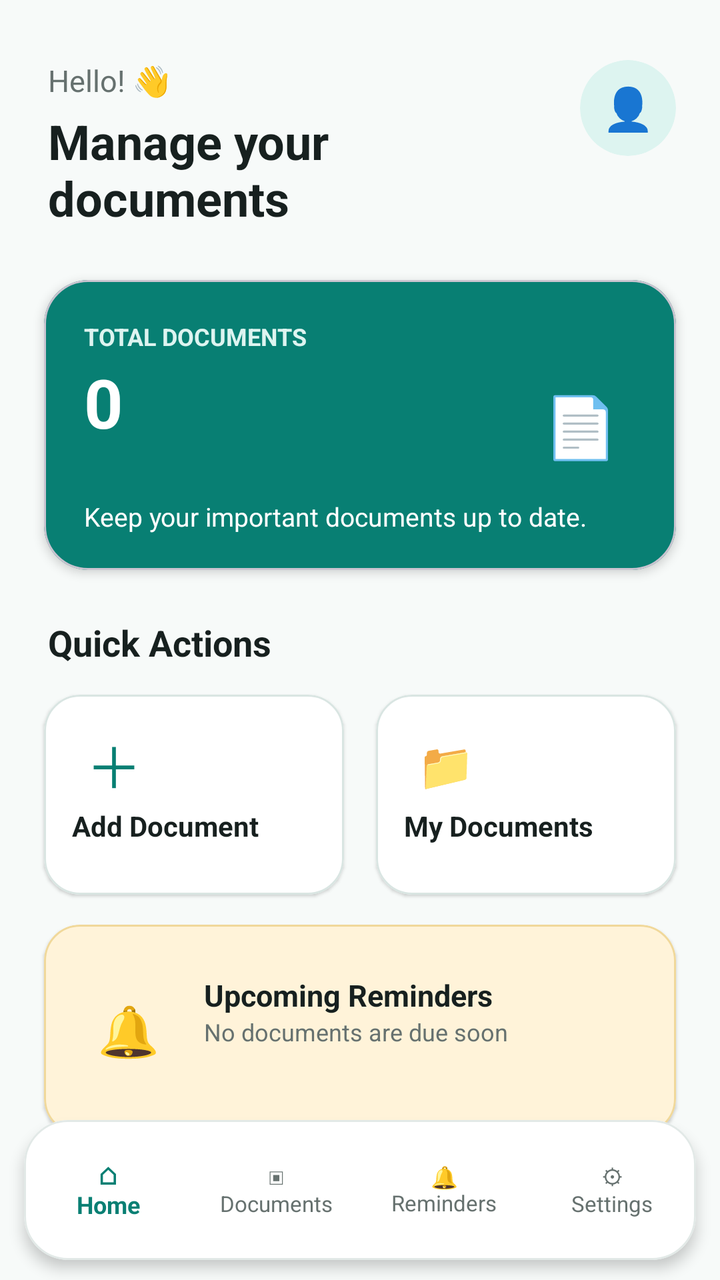
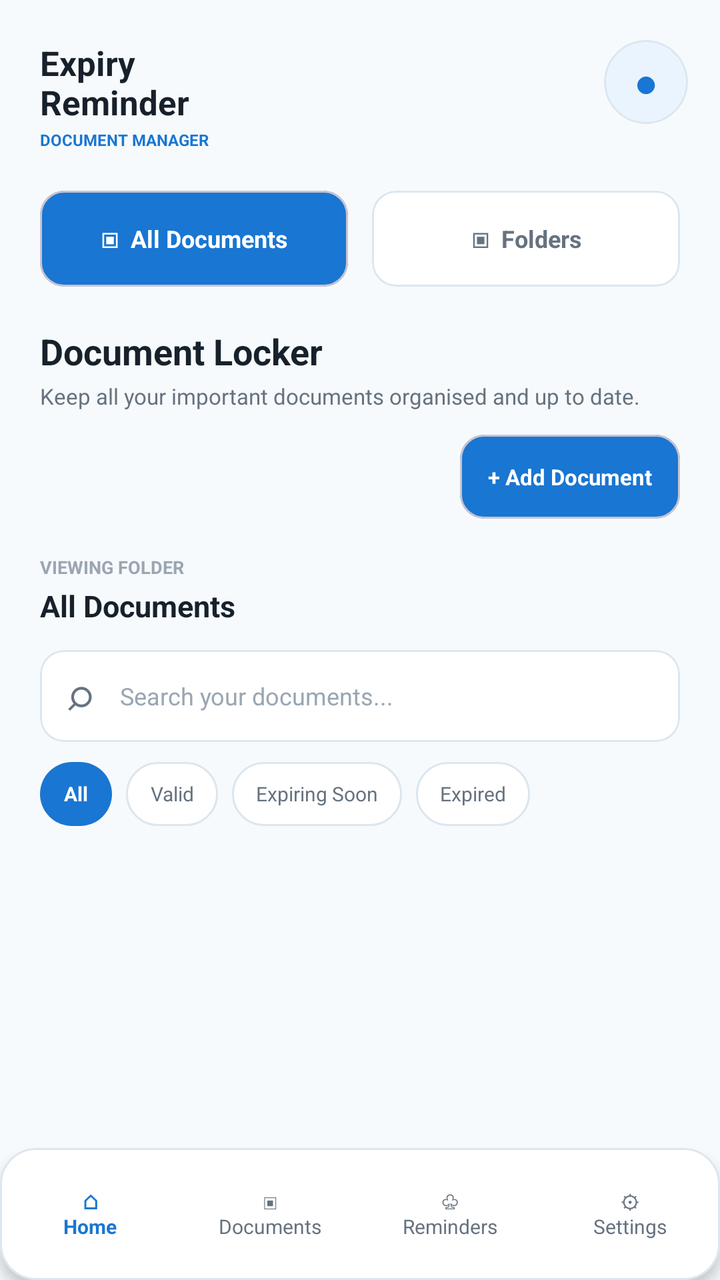

Before-and-after screenshots of an Android layout around one commit, followed by the original layout XML and the change that was made.
<!-- AndroidManifest.xml: application theme Theme.Expiry_Reminder_Project -->
<!-- res/layout/activity_main.xml -->
<?xml version="1.0" encoding="utf-8"?>
<androidx.constraintlayout.widget.ConstraintLayout
    xmlns:android="http://schemas.android.com/apk/res/android"
    xmlns:app="http://schemas.android.com/apk/res-auto"
    android:layout_width="match_parent"
    android:layout_height="match_parent"
    android:background="#F7FAF9">

    <TextView
        android:id="@+id/tvGreeting"
        android:layout_width="wrap_content"
        android:layout_height="wrap_content"
        android:layout_marginStart="24dp"
        android:layout_marginTop="30dp"
        android:text="Hello! 👋"
        android:textColor="#66716F"
        android:textSize="15sp"
        app:layout_constraintTop_toTopOf="parent"
        app:layout_constraintStart_toStartOf="parent" />

    <TextView
        android:id="@+id/tvWelcome"
        android:layout_width="0dp"
        android:layout_height="wrap_content"
        android:layout_marginStart="24dp"
        android:layout_marginTop="4dp"
        android:layout_marginEnd="70dp"
        android:text="Manage your documents"
        android:textColor="#17201F"
        android:textSize="24sp"
        android:textStyle="bold"
        app:layout_constraintTop_toBottomOf="@id/tvGreeting"
        app:layout_constraintStart_toStartOf="parent"
        app:layout_constraintEnd_toEndOf="parent" />

    <com.google.android.material.card.MaterialCardView
        android:id="@+id/cardProfile"
        android:layout_width="48dp"
        android:layout_height="48dp"
        android:layout_marginEnd="22dp"
        app:cardBackgroundColor="#DDF4F0"
        app:cardCornerRadius="24dp"
        app:cardElevation="0dp"
        app:strokeWidth="0dp"
        app:layout_constraintTop_toTopOf="@id/tvGreeting"
        app:layout_constraintEnd_toEndOf="parent">

        <TextView
            android:layout_width="match_parent"
            android:layout_height="match_parent"
            android:gravity="center"
            android:text="👤"
            android:textSize="21sp" />

    </com.google.android.material.card.MaterialCardView>

    <com.google.android.material.card.MaterialCardView
        android:id="@+id/cardSummary"
        android:layout_width="0dp"
        android:layout_height="145dp"
        android:layout_marginStart="22dp"
        android:layout_marginTop="25dp"
        android:layout_marginEnd="22dp"
        app:cardBackgroundColor="#087F73"
        app:cardCornerRadius="22dp"
        app:cardElevation="3dp"
        app:layout_constraintTop_toBottomOf="@id/tvWelcome"
        app:layout_constraintStart_toStartOf="parent"
        app:layout_constraintEnd_toEndOf="parent">

        <androidx.constraintlayout.widget.ConstraintLayout
            android:layout_width="match_parent"
            android:layout_height="match_parent">

            <TextView
                android:id="@+id/tvTotalLabel"
                android:layout_width="wrap_content"
                android:layout_height="wrap_content"
                android:layout_marginStart="20dp"
                android:layout_marginTop="20dp"
                android:text="TOTAL DOCUMENTS"
                android:textColor="#DDF4F0"
                android:textSize="12sp"
                android:textStyle="bold"
                app:layout_constraintTop_toTopOf="parent"
                app:layout_constraintStart_toStartOf="parent" />

            <TextView
                android:id="@+id/tvTotalDocuments"
                android:layout_width="wrap_content"
                android:layout_height="wrap_content"
                android:layout_marginStart="20dp"
                android:layout_marginTop="2dp"
                android:text="0"
                android:textColor="#FFFFFF"
                android:textSize="34sp"
                android:textStyle="bold"
                app:layout_constraintTop_toBottomOf="@id/tvTotalLabel"
                app:layout_constraintStart_toStartOf="parent" />

            <TextView
                android:id="@+id/tvSummaryMessage"
                android:layout_width="0dp"
                android:layout_height="wrap_content"
                android:layout_marginStart="20dp"
                android:layout_marginEnd="20dp"
                android:text="Keep your important documents up to date."
                android:textColor="#FFFFFF"
                android:textSize="13sp"
                app:layout_constraintBottom_toBottomOf="parent"
                app:layout_constraintStart_toStartOf="parent"
                app:layout_constraintEnd_toEndOf="parent"
                android:layout_marginBottom="18dp" />

            <TextView
                android:id="@+id/tvDocumentIcon"
                android:layout_width="55dp"
                android:layout_height="55dp"
                android:layout_marginEnd="20dp"
                android:gravity="center"
                android:text="📄"
                android:textSize="30sp"
                app:layout_constraintTop_toTopOf="parent"
                app:layout_constraintBottom_toBottomOf="parent"
                app:layout_constraintEnd_toEndOf="parent" />

        </androidx.constraintlayout.widget.ConstraintLayout>

    </com.google.android.material.card.MaterialCardView>

    <TextView
        android:id="@+id/tvQuickActions"
        android:layout_width="wrap_content"
        android:layout_height="wrap_content"
        android:layout_marginStart="24dp"
        android:layout_marginTop="24dp"
        android:text="Quick Actions"
        android:textColor="#17201F"
        android:textSize="18sp"
        android:textStyle="bold"
        app:layout_constraintTop_toBottomOf="@id/cardSummary"
        app:layout_constraintStart_toStartOf="parent" />

    <com.google.android.material.card.MaterialCardView
        android:id="@+id/cardAddDocument"
        android:layout_width="0dp"
        android:layout_height="100dp"
        android:layout_marginStart="22dp"
        android:layout_marginTop="14dp"
        android:layout_marginEnd="8dp"
        app:cardBackgroundColor="#FFFFFF"
        app:cardCornerRadius="18dp"
        app:cardElevation="1dp"
        app:strokeColor="#D9E5E2"
        app:strokeWidth="1dp"
        app:layout_constraintTop_toBottomOf="@id/tvQuickActions"
        app:layout_constraintStart_toStartOf="parent"
        app:layout_constraintEnd_toStartOf="@id/cardDocuments">

        <androidx.constraintlayout.widget.ConstraintLayout
            android:layout_width="match_parent"
            android:layout_height="match_parent">

            <TextView
                android:id="@+id/tvAddIcon"
                android:layout_width="42dp"
                android:layout_height="42dp"
                android:layout_marginStart="14dp"
                android:layout_marginTop="14dp"
                android:gravity="center"
                android:text="＋"
                android:textColor="#087F73"
                android:textSize="28sp"
                app:layout_constraintTop_toTopOf="parent"
                app:layout_constraintStart_toStartOf="parent" />

            <TextView
                android:id="@+id/tvAddTitle"
                android:layout_width="0dp"
                android:layout_height="wrap_content"
                android:layout_marginStart="14dp"
                android:layout_marginEnd="8dp"
                android:text="Add Document"
                android:textColor="#17201F"
                android:textSize="14sp"
                android:textStyle="bold"
                app:layout_constraintTop_toBottomOf="@id/tvAddIcon"
                app:layout_constraintStart_toStartOf="parent"
                app:layout_constraintEnd_toEndOf="parent" />

        </androidx.constraintlayout.widget.ConstraintLayout>

    </com.google.android.material.card.MaterialCardView>

    <com.google.android.material.card.MaterialCardView
        android:id="@+id/cardDocuments"
        android:layout_width="0dp"
        android:layout_height="100dp"
        android:layout_marginStart="8dp"
        android:layout_marginTop="14dp"
        android:layout_marginEnd="22dp"
        app:cardBackgroundColor="#FFFFFF"
        app:cardCornerRadius="18dp"
        app:cardElevation="1dp"
        app:strokeColor="#D9E5E2"
        app:strokeWidth="1dp"
        app:layout_constraintTop_toBottomOf="@id/tvQuickActions"
        app:layout_constraintStart_toEndOf="@id/cardAddDocument"
        app:layout_constraintEnd_toEndOf="parent">

        <androidx.constraintlayout.widget.ConstraintLayout
            android:layout_width="match_parent"
            android:layout_height="match_parent">

            <TextView
                android:id="@+id/tvDocumentsIcon"
                android:layout_width="42dp"
                android:layout_height="42dp"
                android:layout_marginStart="14dp"
                android:layout_marginTop="14dp"
                android:gravity="center"
                android:text="📁"
                android:textSize="23sp"
                app:layout_constraintTop_toTopOf="parent"
                app:layout_constraintStart_toStartOf="parent" />

            <TextView
                android:id="@+id/tvDocumentsTitle"
                android:layout_width="0dp"
                android:layout_height="wrap_content"
                android:layout_marginStart="14dp"
                android:layout_marginEnd="8dp"
                android:text="My Documents"
                android:textColor="#17201F"
                android:textSize="14sp"
                android:textStyle="bold"
                app:layout_constraintTop_toBottomOf="@id/tvDocumentsIcon"
                app:layout_constraintStart_toStartOf="parent"
                app:layout_constraintEnd_toEndOf="parent" />

        </androidx.constraintlayout.widget.ConstraintLayout>

    </com.google.android.material.card.MaterialCardView>

    <com.google.android.material.card.MaterialCardView
        android:id="@+id/cardReminder"
        android:layout_width="0dp"
        android:layout_height="105dp"
        android:layout_marginStart="22dp"
        android:layout_marginTop="15dp"
        android:layout_marginEnd="22dp"
        app:cardBackgroundColor="#FFF3D9"
        app:cardCornerRadius="18dp"
        app:cardElevation="1dp"
        app:strokeColor="#F0D89A"
        app:strokeWidth="1dp"
        app:layout_constraintTop_toBottomOf="@id/cardAddDocument"
        app:layout_constraintStart_toStartOf="parent"
        app:layout_constraintEnd_toEndOf="parent">

        <androidx.constraintlayout.widget.ConstraintLayout
            android:layout_width="match_parent"
            android:layout_height="match_parent">

            <TextView
                android:id="@+id/tvReminderIcon"
                android:layout_width="48dp"
                android:layout_height="48dp"
                android:layout_marginStart="18dp"
                android:gravity="center"
                android:text="🔔"
                android:textSize="25sp"
                app:layout_constraintTop_toTopOf="parent"
                app:layout_constraintBottom_toBottomOf="parent"
                app:layout_constraintStart_toStartOf="parent" />

            <TextView
                android:id="@+id/tvReminderTitle"
                android:layout_width="0dp"
                android:layout_height="wrap_content"
                android:layout_marginStart="14dp"
                android:layout_marginEnd="18dp"
                android:text="Upcoming Reminders"
                android:textColor="#17201F"
                android:textSize="15sp"
                android:textStyle="bold"
                app:layout_constraintTop_toTopOf="parent"
                app:layout_constraintStart_toEndOf="@id/tvReminderIcon"
                app:layout_constraintEnd_toEndOf="parent"
                android:layout_marginTop="25dp" />

            <TextView
                android:id="@+id/tvReminderCount"
                android:layout_width="0dp"
                android:layout_height="wrap_content"
                android:layout_marginStart="14dp"
                android:layout_marginEnd="18dp"
                android:text="No documents are due soon"
                android:textColor="#66716F"
                android:textSize="12sp"
                app:layout_constraintTop_toBottomOf="@id/tvReminderTitle"
                app:layout_constraintStart_toEndOf="@id/tvReminderIcon"
                app:layout_constraintEnd_toEndOf="parent" />

        </androidx.constraintlayout.widget.ConstraintLayout>

    </com.google.android.material.card.MaterialCardView>

    <com.google.android.material.card.MaterialCardView
        android:id="@+id/bottomNavigation"
        android:layout_width="0dp"
        android:layout_height="70dp"
        android:layout_marginStart="12dp"
        android:layout_marginEnd="12dp"
        android:layout_marginBottom="10dp"
        app:cardBackgroundColor="#FFFFFF"
        app:cardCornerRadius="22dp"
        app:cardElevation="4dp"
        app:strokeColor="#E2E9E7"
        app:strokeWidth="1dp"
        app:layout_constraintBottom_toBottomOf="parent"
        app:layout_constraintStart_toStartOf="parent"
        app:layout_constraintEnd_toEndOf="parent">

        <androidx.constraintlayout.widget.ConstraintLayout
            android:layout_width="match_parent"
            android:layout_height="match_parent">

            <TextView
                android:id="@+id/navHome"
                android:layout_width="0dp"
                android:layout_height="match_parent"
                android:gravity="center"
                android:text="⌂\nHome"
                android:textColor="#087F73"
                android:textSize="12sp"
                android:textStyle="bold"
                app:layout_constraintStart_toStartOf="parent"
                app:layout_constraintEnd_toStartOf="@id/navDocuments"
                app:layout_constraintTop_toTopOf="parent"
                app:layout_constraintBottom_toBottomOf="parent" />

            <TextView
                android:id="@+id/navDocuments"
                android:layout_width="0dp"
                android:layout_height="match_parent"
                android:gravity="center"
                android:text="▣\nDocuments"
                android:textColor="#66716F"
                android:textSize="11sp"
                app:layout_constraintStart_toEndOf="@id/navHome"
                app:layout_constraintEnd_toStartOf="@id/navReminders"
                app:layout_constraintTop_toTopOf="parent"
                app:layout_constraintBottom_toBottomOf="parent" />

            <TextView
                android:id="@+id/navReminders"
                android:layout_width="0dp"
                android:layout_height="match_parent"
                android:gravity="center"
                android:text="🔔\nReminders"
                android:textColor="#66716F"
                android:textSize="11sp"
                app:layout_constraintStart_toEndOf="@id/navDocuments"
                app:layout_constraintEnd_toStartOf="@id/navSettings"
                app:layout_constraintTop_toTopOf="parent"
                app:layout_constraintBottom_toBottomOf="parent" />

            <TextView
                android:id="@+id/navSettings"
                android:layout_width="0dp"
                android:layout_height="match_parent"
                android:gravity="center"
                android:text="⚙\nSettings"
                android:textColor="#66716F"
                android:textSize="11sp"
                app:layout_constraintStart_toEndOf="@id/navReminders"
                app:layout_constraintEnd_toEndOf="parent"
                app:layout_constraintTop_toTopOf="parent"
                app:layout_constraintBottom_toBottomOf="parent" />

        </androidx.constraintlayout.widget.ConstraintLayout>

    </com.google.android.material.card.MaterialCardView>

</androidx.constraintlayout.widget.ConstraintLayout>
<!-- resources referenced by this layout -->
<resources>
  <style name="Theme.Expiry_Reminder_Project" parent="Base.Theme.Expiry_Reminder_Project">
      </style>
  <style name="Base.Theme.Expiry_Reminder_Project" parent="Theme.Material3.DayNight.NoActionBar">
  
          <item name="colorPrimary">@color/primary_teal</item>
          <item name="colorPrimaryVariant">@color/primary_dark</item>
  
      </style>
  <color name="primary_teal">#087F73</color>
  <color name="primary_dark">#05665C</color>
</resources>

<!-- the commit's change to res/layout/activity_main.xml (unified diff, before → after) -->
@@ -4,341 +4,391 @@
     xmlns:app="http://schemas.android.com/apk/res-auto"
     android:layout_width="match_parent"
     android:layout_height="match_parent"
-    android:background="#F7FAF9">
-
-    <TextView
-        android:id="@+id/tvGreeting"
-        android:layout_width="wrap_content"
-        android:layout_height="wrap_content"
-        android:layout_marginStart="24dp"
-        android:layout_marginTop="30dp"
-        android:text="Hello! 👋"
-        android:textColor="#66716F"
-        android:textSize="15sp"
-        app:layout_constraintTop_toTopOf="parent"
-        app:layout_constraintStart_toStartOf="parent" />
-
-    <TextView
-        android:id="@+id/tvWelcome"
-        android:layout_width="0dp"
-        android:layout_height="wrap_content"
-        android:layout_marginStart="24dp"
-        android:layout_marginTop="4dp"
-        android:layout_marginEnd="70dp"
-        android:text="Manage your documents"
-        android:textColor="#17201F"
-        android:textSize="24sp"
-        android:textStyle="bold"
-        app:layout_constraintTop_toBottomOf="@id/tvGreeting"
-        app:layout_constraintStart_toStartOf="parent"
-        app:layout_constraintEnd_toEndOf="parent" />
-
-    <com.google.android.material.card.MaterialCardView
-        android:id="@+id/cardProfile"
-        android:layout_width="48dp"
-        android:layout_height="48dp"
-        android:layout_marginEnd="22dp"
-        app:cardBackgroundColor="#DDF4F0"
-        app:cardCornerRadius="24dp"
+    android:background="@color/background">
+
+    
+    <TextView
+        android:id="@+id/tvAppTitle"
+        android:layout_width="wrap_content"
+        android:layout_height="wrap_content"
+        android:layout_marginStart="20dp"
+        android:layout_marginTop="20dp"
+        android:text="Expiry\nReminder"
+        android:textColor="@color/text_primary"
+        android:textSize="17sp"
+        android:textStyle="bold"
+        app:layout_constraintStart_toStartOf="parent"
+        app:layout_constraintTop_toTopOf="parent" />
+
+    <TextView
+        android:id="@+id/tvAppSubtitle"
+        android:layout_width="wrap_content"
+        android:layout_height="wrap_content"
+        android:layout_marginStart="20dp"
+        android:layout_marginTop="2dp"
+        android:text="DOCUMENT MANAGER"
+        android:textColor="@color/primary_blue"
+        android:textSize="8sp"
+        android:textStyle="bold"
+        app:layout_constraintStart_toStartOf="parent"
+        app:layout_constraintTop_toBottomOf="@id/tvAppTitle" />
+
+    
+    <com.google.android.material.card.MaterialCardView
+        android:id="@+id/btnProfile"
+        android:layout_width="42dp"
+        android:layout_height="42dp"
+        android:layout_marginEnd="16dp"
+        android:clickable="true"
+        android:focusable="true"
+        android:foreground="?attr/selectableItemBackground"
+        app:cardBackgroundColor="@color/primary_light"
+        app:cardCornerRadius="21dp"
         app:cardElevation="0dp"
-        app:strokeWidth="0dp"
-        app:layout_constraintTop_toTopOf="@id/tvGreeting"
-        app:layout_constraintEnd_toEndOf="parent">
+        app:layout_constraintEnd_toEndOf="parent"
+        app:layout_constraintTop_toTopOf="@id/tvAppTitle"
+        app:strokeColor="@color/border"
+        app:strokeWidth="1dp">
 
         <TextView
             android:layout_width="match_parent"
             android:layout_height="match_parent"
             android:gravity="center"
-            android:text="👤"
-            android:textSize="21sp" />
-
-    </com.google.android.material.card.MaterialCardView>
-
-    <com.google.android.material.card.MaterialCardView
-        android:id="@+id/cardSummary"
-        android:layout_width="0dp"
-        android:layout_height="145dp"
-        android:layout_marginStart="22dp"
-        android:layout_marginTop="25dp"
-        android:layout_marginEnd="22dp"
-        app:cardBackgroundColor="#087F73"
-        app:cardCornerRadius="22dp"
-        app:cardElevation="3dp"
-        app:layout_constraintTop_toBottomOf="@id/tvWelcome"
-        app:layout_constraintStart_toStartOf="parent"
-        app:layout_constraintEnd_toEndOf="parent">
+            android:text="●"
+            android:textColor="@color/primary_blue"
+            android:textSize="20sp" />
+
+    </com.google.android.material.card.MaterialCardView>
+
+    
+    <com.google.android.material.card.MaterialCardView
+        android:id="@+id/cardAllDocuments"
+        android:layout_width="0dp"
+        android:layout_height="48dp"
+        android:layout_marginStart="20dp"
+        android:layout_marginTop="20dp"
+        android:layout_marginEnd="6dp"
+        android:clickable="true"
+        android:focusable="true"
+        android:foreground="?attr/selectableItemBackground"
+        app:cardBackgroundColor="@color/primary_blue"
+        app:cardCornerRadius="12dp"
+        app:cardElevation="0dp"
+        app:layout_constraintEnd_toStartOf="@id/cardFolders"
+        app:layout_constraintStart_toStartOf="parent"
+        app:layout_constraintTop_toBottomOf="@id/tvAppSubtitle">
+
+        <TextView
+            android:id="@+id/tvAllDocumentsTab"
+            android:layout_width="match_parent"
+            android:layout_height="match_parent"
+            android:gravity="center"
+            android:text="▣  All Documents"
+            android:textColor="@color/card_white"
+            android:textSize="12sp"
+            android:textStyle="bold" />
+
+    </com.google.android.material.card.MaterialCardView>
+
+    <com.google.android.material.card.MaterialCardView
+        android:id="@+id/cardFolders"
+        android:layout_width="0dp"
+        android:layout_height="48dp"
+        android:layout_marginStart="6dp"
+        android:layout_marginEnd="20dp"
+        android:clickable="true"
+        android:focusable="true"
+        android:foreground="?attr/selectableItemBackground"
+        app:cardBackgroundColor="@color/card_white"
+        app:cardCornerRadius="12dp"
+        app:cardElevation="0dp"
+        app:layout_constraintEnd_toEndOf="parent"
+        app:layout_constraintStart_toEndOf="@id/cardAllDocuments"
+        app:layout_constraintTop_toTopOf="@id/cardAllDocuments"
+        app:strokeColor="@color/border"
+        app:strokeWidth="1dp">
+
+        <TextView
+            android:layout_width="match_parent"
+            android:layout_height="match_parent"
+            android:gravity="center"
+            android:text="▣  Folders"
+            android:textColor="@color/text_secondary"
+            android:textSize="12sp"
+            android:textStyle="bold" />
+
+    </com.google.android.material.card.MaterialCardView>
+
+    
+    <TextView
+        android:id="@+id/tvLockerTitle"
+        android:layout_width="wrap_content"
+        android:layout_height="wrap_content"
+        android:layout_marginStart="20dp"
+        android:layout_marginTop="20dp"
+        android:text="Document Locker"
+        android:textColor="@color/text_primary"
+        android:textSize="18sp"
+        android:textStyle="bold"
+        app:layout_constraintStart_toStartOf="parent"
+        app:layout_constraintTop_toBottomOf="@id/cardAllDocuments" />
+
+    <TextView
+        android:id="@+id/tvLockerSubtitle"
+        android:layout_width="0dp"
+        android:layout_height="wrap_content"
+        android:layout_marginStart="20dp"
+        android:layout_marginTop="3dp"
+        android:layout_marginEnd="20dp"
+        android:text="Keep all your important documents organised and up to date."
+        android:textColor="@color/text_secondary"
+        android:textSize="11sp"
+        app:layout_constraintEnd_toEndOf="parent"
+        app:layout_constraintStart_toStartOf="parent"
+        app:layout_constraintTop_toBottomOf="@id/tvLockerTitle" />
+
+    
+    <com.google.android.material.card.MaterialCardView
+        android:id="@+id/btnAddDocument"
+        android:layout_width="wrap_content"
+        android:layout_height="42dp"
+        android:layout_marginTop="12dp"
+        android:layout_marginEnd="20dp"
+        android:clickable="true"
+        android:focusable="true"
+        android:foreground="?attr/selectableItemBackground"
+        app:cardBackgroundColor="@color/primary_blue"
+        app:cardCornerRadius="12dp"
+        app:cardElevation="0dp"
+        app:layout_constraintEnd_toEndOf="parent"
+        app:layout_constraintTop_toBottomOf="@id/tvLockerSubtitle">
+
+        <TextView
+            android:layout_width="wrap_content"
+            android:layout_height="match_parent"
+            android:gravity="center"
+            android:paddingStart="14dp"
+            android:paddingEnd="14dp"
+            android:text="+ Add Document"
+            android:textColor="@color/card_white"
+            android:textSize="11sp"
+            android:textStyle="bold" />
+
+    </com.google.android.material.card.MaterialCardView>
+
+    
+    <TextView
+        android:id="@+id/tvViewingFolder"
+        android:layout_width="wrap_content"
+        android:layout_height="wrap_content"
+        android:layout_marginStart="20dp"
+        android:layout_marginTop="18dp"
+        android:text="VIEWING FOLDER"
+        android:textColor="@color/text_hint"
+        android:textSize="9sp"
+        android:textStyle="bold"
+        app:layout_constraintStart_toStartOf="parent"
+        app:layout_constraintTop_toBottomOf="@id/btnAddDocument" />
+
+    <TextView
+        android:id="@+id/tvFolderName"
+        android:layout_width="0dp"
+        android:layout_height="wrap_content"
+        android:layout_marginStart="20dp"
+        android:layout_marginTop="3dp"
+        android:layout_marginEnd="20dp"
+        android:text="All Documents"
+        android:textColor="@color/text_primary"
+        android:textSize="15sp"
+        android:textStyle="bold"
+        app:layout_constraintEnd_toEndOf="parent"
+        app:layout_constraintStart_toStartOf="parent"
+        app:layout_constraintTop_toBottomOf="@id/tvViewingFolder" />
+
+    
+    <com.google.android.material.card.MaterialCardView
+        android:id="@+id/searchCard"
+        android:layout_width="0dp"
+        android:layout_height="46dp"
+        android:layout_marginStart="20dp"
+        android:layout_marginTop="12dp"
+        android:layout_marginEnd="20dp"
+        app:cardBackgroundColor="@color/card_white"
+        app:cardCornerRadius="12dp"
+        app:cardElevation="0dp"
+        app:layout_constraintEnd_toEndOf="parent"
+        app:layout_constraintStart_toStartOf="parent"
+        app:layout_constraintTop_toBottomOf="@id/tvFolderName"
+        app:strokeColor="@color/border"
+        app:strokeWidth="1dp">
 
         <androidx.constraintlayout.widget.ConstraintLayout
             android:layout_width="match_parent"
             android:layout_height="match_parent">
 
             <TextView
-                android:id="@+id/tvTotalLabel"
-                android:layout_width="wrap_content"
-                android:layout_height="wrap_content"
-                android:layout_marginStart="20dp"
-                android:layout_marginTop="20dp"
-                android:text="TOTAL DOCUMENTS"
-                android:textColor="#DDF4F0"
+                android:id="@+id/tvSearchIcon"
+                android:layout_width="40dp"
+                android:layout_height="match_parent"
+                android:gravity="center"
+                android:text="⌕"
+                android:textColor="@color/text_secondary"
+                android:textSize="22sp"
+                app:layout_constraintStart_toStartOf="parent"
+                app:layout_constraintTop_toTopOf="parent" />
+
+            <EditText
+                android:id="@+id/etSearch"
+                android:layout_width="0dp"
+                android:layout_height="match_parent"
+                android:background="@android:color/transparent"
+                android:hint="Search your documents..."
+                android:inputType="text"
+                android:paddingStart="0dp"
+                android:paddingEnd="12dp"
+                android:textColor="@color/text_primary"
+                android:textColorHint="@color/text_hint"
                 android:textSize="12sp"
-                android:textStyle="bold"
-                app:layout_constraintTop_toTopOf="parent"
-                app:layout_constraintStart_toStartOf="parent" />
-
-            <TextView
-                android:id="@+id/tvTotalDocuments"
-                android:layout_width="wrap_content"
-                android:layout_height="wrap_content"
-                android:layout_marginStart="20dp"
-                android:layout_marginTop="2dp"
-                android:text="0"
-                android:textColor="#FFFFFF"
-                android:textSize="34sp"
-                android:textStyle="bold"
-                app:layout_constraintTop_toBottomOf="@id/tvTotalLabel"
-                app:layout_constraintStart_toStartOf="parent" />
-
-            <TextView
-                android:id="@+id/tvSummaryMessage"
-                android:layout_width="0dp"
-                android:layout_height="wrap_content"
-                android:layout_marginStart="20dp"
-                android:layout_marginEnd="20dp"
-                android:text="Keep your important documents up to date."
-                android:textColor="#FFFFFF"
-                android:textSize="13sp"
-                app:layout_constraintBottom_toBottomOf="parent"
-                app:layout_constraintStart_toStartOf="parent"
                 app:layout_constraintEnd_toEndOf="parent"
-                android:layout_marginBottom="18dp" />
-
-            <TextView
-                android:id="@+id/tvDocumentIcon"
-                android:layout_width="55dp"
-                android:layout_height="55dp"
-                android:layout_marginEnd="20dp"
-                android:gravity="center"
-                android:text="📄"
-                android:textSize="30sp"
-                app:layout_constraintTop_toTopOf="parent"
-                app:layout_constraintBottom_toBottomOf="parent"
-                app:layout_constraintEnd_toEndOf="parent" />
+                app:layout_constraintStart_toEndOf="@id/tvSearchIcon"
+                app:layout_constraintTop_toTopOf="parent" />
 
         </androidx.constraintlayout.widget.ConstraintLayout>
 
     </com.google.android.material.card.MaterialCardView>
 
-    <TextView
-        android:id="@+id/tvQuickActions"
-        android:layout_width="wrap_content"
-        android:layout_height="wrap_content"
-        android:layout_marginStart="24dp"
-        android:layout_marginTop="24dp"
-        android:text="Quick Actions"
-        android:textColor="#17201F"
-        android:textSize="18sp"
-        android:textStyle="bold"
-        app:layout_constraintTop_toBottomOf="@id/cardSummary"
-        app:layout_constraintStart_toStartOf="parent" />
-
-    <com.google.android.material.card.MaterialCardView
-        android:id="@+id/cardAddDocument"
-        android:layout_width="0dp"
-        android:layout_height="100dp"
-        android:layout_marginStart="22dp"
-        android:layout_marginTop="14dp"
-        android:layout_marginEnd="8dp"
-        app:cardBackgroundColor="#FFFFFF"
+    
+    <TextView
+        android:id="@+id/filterAll"
+        android:layout_width="wrap_content"
+        android:layout_height="32dp"
+        android:layout_marginStart="20dp"
+        android:layout_marginTop="10dp"
+        android:background="@drawable/bg_filter_selected"
+        android:clickable="true"
+        android:focusable="true"
+        android:gravity="center"
+        android:paddingStart="12dp"
+        android:paddingEnd="12dp"
+        android:text="All"
+        android:textColor="@color/card_white"
+        android:textSize="10sp"
+        android:textStyle="bold"
+        app:layout_constraintStart_toStartOf="parent"
+        app:layout_constraintTop_toBottomOf="@id/searchCard" />
+
+    <TextView
+        android:id="@+id/filterValid"
+        android:layout_width="wrap_content"
+        android:layout_height="32dp"
+        android:layout_marginStart="7dp"
+        android:background="@drawable/bg_filter"
+        android:clickable="true"
+        android:focusable="true"
+        android:gravity="center"
+        android:paddingStart="12dp"
+        android:paddingEnd="12dp"
+        android:text="Valid"
+        android:textColor="@color/text_secondary"
+        android:textSize="10sp"
+        app:layout_constraintStart_toEndOf="@id/filterAll"
+        app:layout_constraintTop_toTopOf="@id/filterAll" />
+
+    <TextView
+        android:id="@+id/filterSoon"
+        android:layout_width="wrap_content"
+        android:layout_height="32dp"
+        android:layout_marginStart="7dp"
+        android:background="@drawable/bg_filter"
+        android:clickable="true"
+        android:focusable="true"
+        android:gravity="center"
+        android:paddingStart="12dp"
+        android:paddingEnd="12dp"
+        android:text="Expiring Soon"
+        android:textColor="@color/text_secondary"
+        android:textSize="10sp"
+        app:layout_constraintStart_toEndOf="@id/filterValid"
+        app:layout_constraintTop_toTopOf="@id/filterAll" />
+
+    <TextView
+        android:id="@+id/filterExpired"
+        android:layout_width="wrap_content"
+        android:layout_height="32dp"
+        android:layout_marginStart="7dp"
+        android:background="@drawable/bg_filter"
+        android:clickable="true"
+        android:focusable="true"
+        android:gravity="center"
+        android:paddingStart="12dp"
+        android:paddingEnd="12dp"
+        android:text="Expired"
+        android:textColor="@color/text_secondary"
+        android:textSize="10sp"
+        app:layout_constraintStart_toEndOf="@id/filterSoon"
+        app:layout_constraintTop_toTopOf="@id/filterAll" />
+
+    
+    <androidx.recyclerview.widget.RecyclerView
+        android:id="@+id/recyclerDocuments"
+        android:layout_width="0dp"
+        android:layout_height="0dp"
+        android:clipToPadding="false"
+        android:paddingTop="8dp"
+        android:paddingBottom="8dp"
+        app:layout_constraintBottom_toTopOf="@id/bottomNavigation"
+        app:layout_constraintEnd_toEndOf="parent"
+        app:layout_constraintStart_toStartOf="parent"
+        app:layout_constraintTop_toBottomOf="@id/filterAll" />
+
+    
+    <TextView
+        android:id="@+id/tvEmpty"
+        android:layout_width="0dp"
+        android:layout_height="wrap_content"
+        android:layout_marginStart="40dp"
+        android:layout_marginEnd="40dp"
+        android:gravity="center"
+        android:text="No documents added yet.\nTap + Add Document to get started."
+        android:textColor="@color/text_secondary"
+        android:textSize="13sp"
+        android:visibility="gone"
+        app:layout_constraintBottom_toBottomOf="@id/recyclerDocuments"
+        app:layout_constraintEnd_toEndOf="parent"
+        app:layout_constraintStart_toStartOf="parent"
+        app:layout_constraintTop_toTopOf="@id/recyclerDocuments" />
+
+    
+    <com.google.android.material.card.MaterialCardView
+        android:id="@+id/bottomNavigation"
+        android:layout_width="0dp"
+        android:layout_height="66dp"
+        app:cardBackgroundColor="@color/card_white"
         app:cardCornerRadius="18dp"
-        app:cardElevation="1dp"
-        app:strokeColor="#D9E5E2"
-        app:strokeWidth="1dp"
-        app:layout_constraintTop_toBottomOf="@id/tvQuickActions"
-        app:layout_constraintStart_toStartOf="parent"
-        app:layout_constraintEnd_toStartOf="@id/cardDocuments">
+        app:cardElevation="4dp"
+        app:layout_constraintBottom_toBottomOf="parent"
+        app:layout_constraintEnd_toEndOf="parent"
+        app:layout_constraintStart_toStartOf="parent"
+        app:strokeColor="@color/border"
+        app:strokeWidth="1dp">
 
         <androidx.constraintlayout.widget.ConstraintLayout
             android:layout_width="match_parent"
             android:layout_height="match_parent">
 
             <TextView
-                android:id="@+id/tvAddIcon"
-                android:layout_width="42dp"
-                android:layout_height="42dp"
-                android:layout_marginStart="14dp"
-                android:layout_marginTop="14dp"
-                android:gravity="center"
-                android:text="＋"
-                android:textColor="#087F73"
-                android:textSize="28sp"
-                app:layout_constraintTop_toTopOf="parent"
-                app:layout_constraintStart_toStartOf="parent" />
-
-            <TextView
-                android:id="@+id/tvAddTitle"
-                android:layout_width="0dp"
-                android:layout_height="wrap_content"
-                android:layout_marginStart="14dp"
-                android:layout_marginEnd="8dp"
-                android:text="Add Document"
-                android:textColor="#17201F"
-                android:textSize="14sp"
-                android:textStyle="bold"
-                app:layout_constraintTop_toBottomOf="@id/tvAddIcon"
-                app:layout_constraintStart_toStartOf="parent"
-                app:layout_constraintEnd_toEndOf="parent" />
-
-        </androidx.constraintlayout.widget.ConstraintLayout>
-
-    </com.google.android.material.card.MaterialCardView>
-
-    <com.google.android.material.card.MaterialCardView
-        android:id="@+id/cardDocuments"
-        android:layout_width="0dp"
-        android:layout_height="100dp"
-        android:layout_marginStart="8dp"
-        android:layout_marginTop="14dp"
-        android:layout_marginEnd="22dp"
-        app:cardBackgroundColor="#FFFFFF"
-        app:cardCornerRadius="18dp"
-        app:cardElevation="1dp"
-        app:strokeColor="#D9E5E2"
-        app:strokeWidth="1dp"
-        app:layout_constraintTop_toBottomOf="@id/tvQuickActions"
-        app:layout_constraintStart_toEndOf="@id/cardAddDocument"
-        app:layout_constraintEnd_toEndOf="parent">
-
-        <androidx.constraintlayout.widget.ConstraintLayout
-            android:layout_width="match_parent"
-            android:layout_height="match_parent">
-
-            <TextView
-                android:id="@+id/tvDocumentsIcon"
-                android:layout_width="42dp"
-                android:layout_height="42dp"
-                android:layout_marginStart="14dp"
-                android:layout_marginTop="14dp"
-                android:gravity="center"
-                android:text="📁"
-                android:textSize="23sp"
-                app:layout_constraintTop_toTopOf="parent"
-                app:layout_constraintStart_toStartOf="parent" />
-
-            <TextView
-                android:id="@+id/tvDocumentsTitle"
-                android:layout_width="0dp"
-                android:layout_height="wrap_content"
-                android:layout_marginStart="14dp"
-                android:layout_marginEnd="8dp"
-                android:text="My Documents"
-                android:textColor="#17201F"
-                android:textSize="14sp"
-                android:textStyle="bold"
-                app:layout_constraintTop_toBottomOf="@id/tvDocumentsIcon"
-                app:layout_constraintStart_toStartOf="parent"
-                app:layout_constraintEnd_toEndOf="parent" />
-
-        </androidx.constraintlayout.widget.ConstraintLayout>
-
-    </com.google.android.material.card.MaterialCardView>
-
-    <com.google.android.material.card.MaterialCardView
-        android:id="@+id/cardReminder"
-        android:layout_width="0dp"
-        android:layout_height="105dp"
-        android:layout_marginStart="22dp"
-        android:layout_marginTop="15dp"
-        android:layout_marginEnd="22dp"
-        app:cardBackgroundColor="#FFF3D9"
-        app:cardCornerRadius="18dp"
-        app:cardElevation="1dp"
-        app:strokeColor="#F0D89A"
-        app:strokeWidth="1dp"
-        app:layout_constraintTop_toBottomOf="@id/cardAddDocument"
-        app:layout_constraintStart_toStartOf="parent"
-        app:layout_constraintEnd_toEndOf="parent">
-
-        <androidx.constraintlayout.widget.ConstraintLayout
-            android:layout_width="match_parent"
-            android:layout_height="match_parent">
-
-            <TextView
-                android:id="@+id/tvReminderIcon"
-                android:layout_width="48dp"
-                android:layout_height="48dp"
-                android:layout_marginStart="18dp"
-                android:gravity="center"
-                android:text="🔔"
-                android:textSize="25sp"
-                app:layout_constraintTop_toTopOf="parent"
-                app:layout_constraintBottom_toBottomOf="parent"
-                app:layout_constraintStart_toStartOf="parent" />
-
-            <TextView
-                android:id="@+id/tvReminderTitle"
-                android:layout_width="0dp"
-                android:layout_height="wrap_content"
-                android:layout_marginStart="14dp"
-                android:layout_marginEnd="18dp"
-                android:text="Upcoming Reminders"
-                android:textColor="#17201F"
-                android:textSize="15sp"
-                android:textStyle="bold"
-                app:layout_constraintTop_toTopOf="parent"
-                app:layout_constraintStart_toEndOf="@id/tvReminderIcon"
-                app:layout_constraintEnd_toEndOf="parent"
-                android:layout_marginTop="25dp" />
-
-            <TextView
-                android:id="@+id/tvReminderCount"
-                android:layout_width="0dp"
-                android:layout_height="wrap_content"
-                android:layout_marginStart="14dp"
-                android:layout_marginEnd="18dp"
-                android:text="No documents are due soon"
-                android:textColor="#66716F"
-                android:textSize="12sp"
-                app:layout_constraintTop_toBottomOf="@id/tvReminderTitle"
-                app:layout_constraintStart_toEndOf="@id/tvReminderIcon"
-                app:layout_constraintEnd_toEndOf="parent" />
-
-        </androidx.constraintlayout.widget.ConstraintLayout>
-
-    </com.google.android.material.card.MaterialCardView>
-
-    <com.google.android.material.card.MaterialCardView
-        android:id="@+id/bottomNavigation"
-        android:layout_width="0dp"
-        android:layout_height="70dp"
-        android:layout_marginStart="12dp"
-        android:layout_marginEnd="12dp"
-        android:layout_marginBottom="10dp"
-        app:cardBackgroundColor="#FFFFFF"
-        app:cardCornerRadius="22dp"
-        app:cardElevation="4dp"
-        app:strokeColor="#E2E9E7"
-        app:strokeWidth="1dp"
-        app:layout_constraintBottom_toBottomOf="parent"
-        app:layout_constraintStart_toStartOf="parent"
-        app:layout_constraintEnd_toEndOf="parent">
-
-        <androidx.constraintlayout.widget.ConstraintLayout
-            android:layout_width="match_parent"
-            android:layout_height="match_parent">
-
-            <TextView
                 android:id="@+id/navHome"
                 android:layout_width="0dp"
                 android:layout_height="match_parent"
                 android:gravity="center"
                 android:text="⌂\nHome"
-                android:textColor="#087F73"
-                android:textSize="12sp"
+                android:textColor="@color/primary_blue"
+                android:textSize="10sp"
                 android:textStyle="bold"
+                app:layout_constraintEnd_toStartOf="@id/navDocuments"
                 app:layout_constraintStart_toStartOf="parent"
-                app:layout_constraintEnd_toStartOf="@id/navDocuments"
                 app:layout_constraintTop_toTopOf="parent"
-                app:layout_constraintBottom_toBottomOf="parent" />
+                app:layout_constraintWidth_percent="0.25" />
 
             <TextView
                 android:id="@+id/navDocuments"
@@ -346,25 +396,25 @@
                 android:layout_height="match_parent"
                 android:gravity="center"
                 android:text="▣\nDocuments"
-                android:textColor="#66716F"
-                android:textSize="11sp"
+                android:textColor="@color/text_secondary"
+                android:textSize="10sp"
+                app:layout_constraintEnd_toStartOf="@id/navReminders"
                 app:layout_constraintStart_toEndOf="@id/navHome"
-                app:layout_constraintEnd_toStartOf="@id/navReminders"
                 app:layout_constraintTop_toTopOf="parent"
-                app:layout_constraintBottom_toBottomOf="parent" />
+                app:layout_constraintWidth_percent="0.25" />
 
             <TextView
                 android:id="@+id/navReminders"
                 android:layout_width="0dp"
                 android:layout_height="match_parent"
                 android:gravity="center"
-                android:text="🔔\nReminders"
-                android:textColor="#66716F"
-                android:textSize="11sp"
+                android:text="♧\nReminders"
+                android:textColor="@color/text_secondary"
+                android:textSize="10sp"
+                app:layout_constraintEnd_toStartOf="@id/navSettings"
                 app:layout_constraintStart_toEndOf="@id/navDocuments"
-                app:layout_constraintEnd_toStartOf="@id/navSettings"
                 app:layout_constraintTop_toTopOf="parent"
-                app:layout_constraintBottom_toBottomOf="parent" />
+                app:layout_constraintWidth_percent="0.25" />
 
             <TextView
                 android:id="@+id/navSettings"
@@ -372,12 +422,12 @@
                 android:layout_height="match_parent"
                 android:gravity="center"
                 android:text="⚙\nSettings"
-                android:textColor="#66716F"
-                android:textSize="11sp"
+                android:textColor="@color/text_secondary"
+                android:textSize="10sp"
+                app:layout_constraintEnd_toEndOf="parent"
                 app:layout_constraintStart_toEndOf="@id/navReminders"
-                app:layout_constraintEnd_toEndOf="parent"
                 app:layout_constraintTop_toTopOf="parent"
-                app:layout_constraintBottom_toBottomOf="parent" />
+                app:layout_constraintWidth_percent="0.25" />
 
         </androidx.constraintlayout.widget.ConstraintLayout>
 
<!-- resource entries referenced after the edit -->
@@ -1,5 +1,35 @@
 <!-- resources referenced by this layout -->
 <resources>
+  <color name="background">#F7FAFC</color>
+  <color name="border">#DCE6EF</color>
+  <color name="card_white">#FFFFFF</color>
+  <color name="primary_blue">#1976D2</color>
+  <color name="primary_light">#EAF4FF</color>
+  <color name="text_hint">#9AA6B2</color>
+  <color name="text_primary">#17212B</color>
+  <color name="text_secondary">#66727F</color>
+  <!-- drawable bg_filter (drawable) -->
+  <?xml version="1.0" encoding="utf-8"?>
+  <shape xmlns:android="http://schemas.android.com/apk/res/android">
+  
+      <solid android:color="@color/card_white" />
+  
+      <stroke
+          android:width="1dp"
+          android:color="@color/border" />
+  
+      <corners android:radius="16dp" />
+  
+  </shape>
+  <!-- drawable bg_filter_selected (drawable) -->
+  <?xml version="1.0" encoding="utf-8"?>
+  <shape xmlns:android="http://schemas.android.com/apk/res/android">
+  
+      <solid android:color="@color/primary_blue" />
+  
+      <corners android:radius="16dp" />
+  
+  </shape>
   <style name="Theme.Expiry_Reminder_Project" parent="Base.Theme.Expiry_Reminder_Project">
       </style>
   <style name="Base.Theme.Expiry_Reminder_Project" parent="Theme.Material3.DayNight.NoActionBar">
@@ -8,7 +38,7 @@
           <item name="colorPrimaryVariant">@color/primary_dark</item>
   
       </style>
-  <color name="primary_teal">#087F73</color>
-  <color name="primary_dark">#05665C</color>
+  <color name="primary_teal">#1976D2</color>
+  <color name="primary_dark">#125AA0</color>
 </resources>
 
